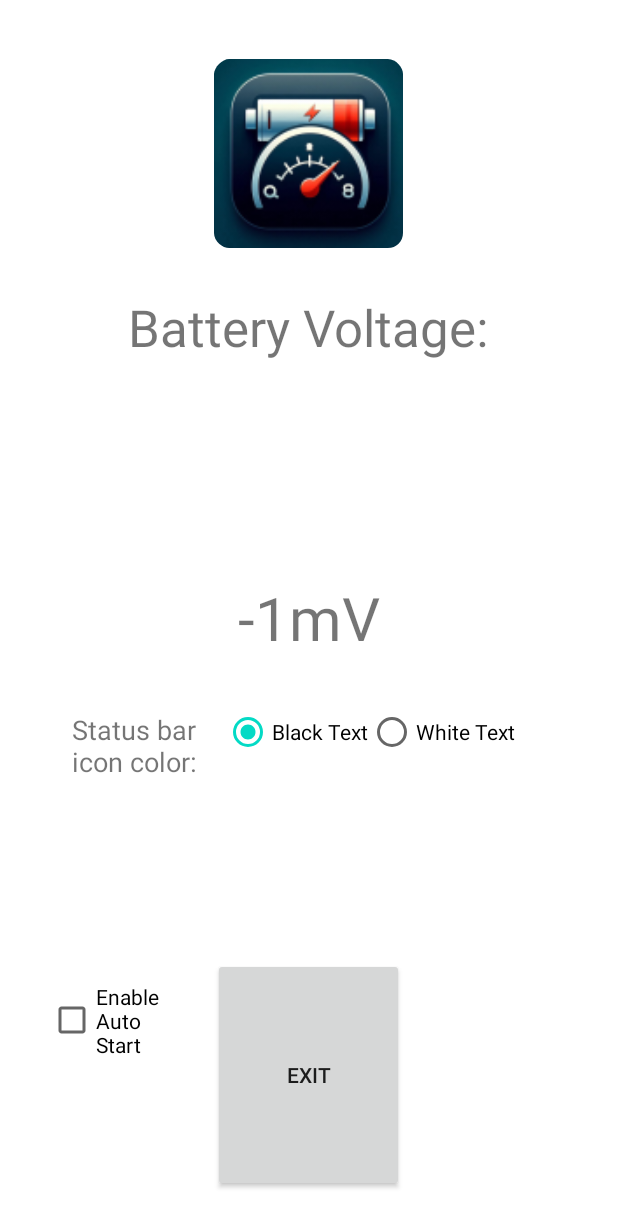
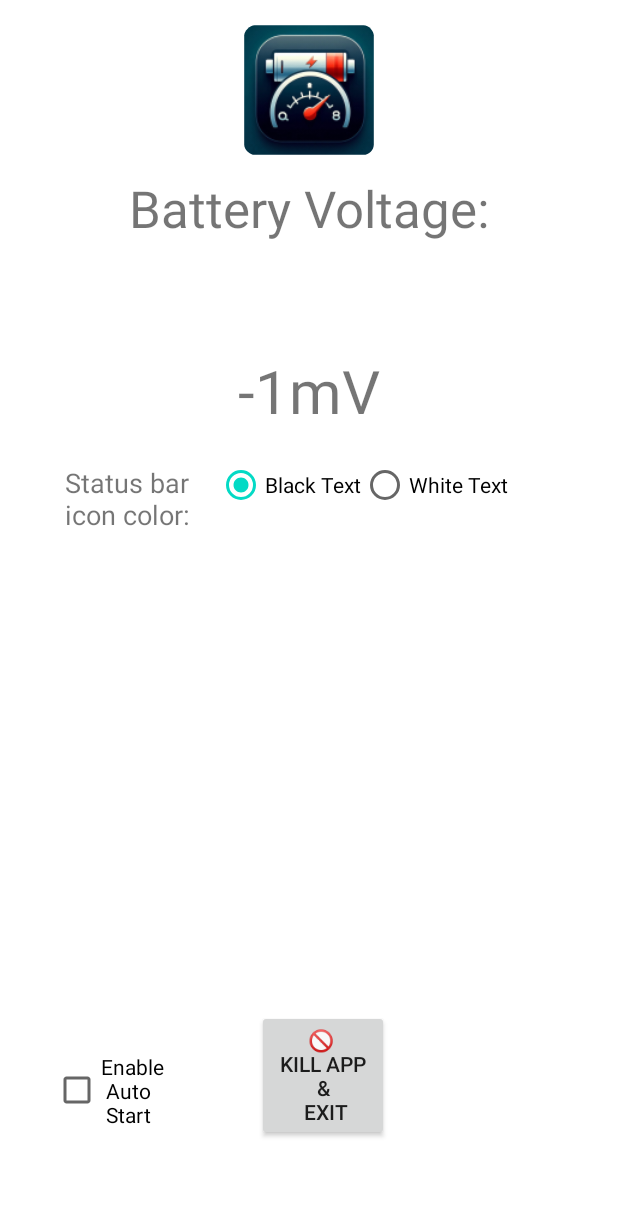
Before and after one commit to Eb43/bateryvoltagedisplay, an Android app: the screen it shows after launch (MainActivity), on a phone screen of 412 x 824 dp. Shown: the top 1227 px of the screen. Run offline under Robolectric (Android 15) with nearby library versions, the phone set to English and light mode, and no system bars.

Commit message:
Add files via upload

```diff
--- a/timenotification/app/src/main/java/com/example/timenotification/BitmapUtils.java
+++ b/timenotification/app/src/main/java/com/example/timenotification/BitmapUtils.java
@@ -12,7 +12,7 @@ public class BitmapUtils {
 
     public static Bitmap textToBitmap(String text, int textColor) {
         //int textColor = Color.BLACK;
-        int textSize = 130;
+        int textSize = 140;
         Paint paint = new Paint();
         paint.setTextSize(textSize);
         paint.setColor(textColor);
--- a/timenotification/app/src/main/java/com/example/timenotification/BootReceiver.java
+++ b/timenotification/app/src/main/java/com/example/timenotification/BootReceiver.java
@@ -5,6 +5,7 @@ import android.content.Context;
 import android.content.Intent;
 import android.content.SharedPreferences;
 import android.util.Log;
+import android.os.Build;
 
 public class BootReceiver extends BroadcastReceiver {
     private static final String TAG = "BootReceiver";
@@ -18,10 +19,15 @@ public class BootReceiver extends BroadcastReceiver {
             boolean isAutoStartEnabled = prefs.getBoolean(AUTO_START_KEY, false);
 
             if (isAutoStartEnabled) {
-                Log.d(TAG, "onReceive: Auto start enabled, starting MainActivity");
-                Intent mainActivityIntent = new Intent(context, MainActivity.class);
-                mainActivityIntent.addFlags(Intent.FLAG_ACTIVITY_NEW_TASK);
-                context.startActivity(mainActivityIntent);
+                Log.d(TAG, "onReceive: Auto start enabled, starting TimeNotificationService");
+                Intent serviceIntent = new Intent(context, TimeNotificationService.class);
+
+                // For devices running Android O (API level 26) or higher, use startForegroundService
+                if (Build.VERSION.SDK_INT >= Build.VERSION_CODES.O) {
+                    context.startForegroundService(serviceIntent);
+                } else {
+                    context.startService(serviceIntent);
+                }
             } else {
                 Log.d(TAG, "onReceive: Auto start not enabled");
             }
--- a/timenotification/app/src/main/java/com/example/timenotification/TimeNotificationService.java
+++ b/timenotification/app/src/main/java/com/example/timenotification/TimeNotificationService.java
@@ -69,7 +69,7 @@ public class TimeNotificationService extends Service {
             @Override
             public void run() {
                 updateNotification();
-                handler.postDelayed(this, 1000); // Update every second
+                handler.postDelayed(this, 5000); // Update every X seconds
             }
         };
         handler.post(runnable);
@@ -113,9 +113,11 @@ public class TimeNotificationService extends Service {
         int TEXT_COLOR = isRadioChosenBlack ? Color.BLACK : Color.WHITE;
 
 
+        RemoteViews notificationExpandedLayout = new RemoteViews(getPackageName(), R.layout.notification_expanded);
+        notificationExpandedLayout.setTextViewText(R.id.notification_text_expanded, "Battery Voltage: " + voltageText + " V");
 
         RemoteViews notificationLayout = new RemoteViews(getPackageName(), R.layout.notification);
-        notificationLayout.setTextViewText(R.id.notification_text, getCurrentBatteryVoltage() + " V");
+        notificationLayout.setTextViewText(R.id.notification_text, getCurrentBatteryVoltage() + " V ");
 
         Intent notificationIntent = new Intent(this, MainActivity.class);
         PendingIntent pendingIntent = PendingIntent.getActivity(this, 0, notificationIntent, PendingIntent.FLAG_UPDATE_CURRENT | PendingIntent.FLAG_IMMUTABLE);
@@ -129,6 +131,7 @@ public class TimeNotificationService extends Service {
                 .setSmallIcon(icon)
                 .setContentIntent(pendingIntent)
                 .setPriority(Notification.PRIORITY_LOW)
+                .setCustomBigContentView(notificationExpandedLayout)
                 .build();
 
         /*
--- a/timenotification/app/src/main/res/layout/activity_main.xml
+++ b/timenotification/app/src/main/res/layout/activity_main.xml
@@ -1,61 +1,70 @@
-<RelativeLayout xmlns:android="http://schemas.android.com/apk/res/android"
+<androidx.constraintlayout.widget.ConstraintLayout xmlns:android="http://schemas.android.com/apk/res/android"
+    xmlns:app="http://schemas.android.com/apk/res-auto"
     xmlns:tools="http://schemas.android.com/tools"
+    android:id="@+id/relativeLayout"
     android:layout_width="match_parent"
     android:layout_height="match_parent"
     android:layout_centerHorizontal="true"
     android:padding="16dp">
 
+
+    <!-- RadioGroup for Text Color Selection -->
+
+
     <ImageView
         android:id="@+id/appIcon"
-        android:layout_width="211dp"
-        android:layout_height="126dp"
-        android:layout_alignTop="@id/batvoltageTextView"
-        android:layout_alignParentTop="true"
-        android:layout_centerHorizontal="true"
-        android:layout_marginStart="131dp"
-        android:layout_marginTop="23dp"
-        android:layout_marginEnd="117dp"
-        android:src="@mipmap/ic_launcher" />
+        android:layout_width="wrap_content"
+        android:layout_height="wrap_content"
+        android:scaleX="1.2"
+        android:scaleY="1.2"
+        android:layout_marginTop="8sp"
+        android:src="@mipmap/ic_launcher"
+        app:layout_constraintLeft_toLeftOf="parent"
+        app:layout_constraintRight_toRightOf="parent"
+        app:layout_constraintTop_toTopOf="parent" />
 
     <TextView
         android:id="@+id/batvoltageTextView"
         android:layout_width="wrap_content"
         android:layout_height="wrap_content"
-        android:layout_above="@+id/voltageTextView"
-        android:layout_alignParentTop="true"
-        android:layout_centerHorizontal="true"
-        android:layout_marginTop="179dp"
-        android:layout_marginBottom="90dp"
+        android:layout_marginTop="20dp"
         android:text="Battery Voltage:"
         android:textAlignment="center"
-        android:textSize="34sp" />
+        android:textSize="34sp"
+        app:layout_constraintEnd_toEndOf="parent"
+        app:layout_constraintLeft_toLeftOf="parent"
+        app:layout_constraintRight_toRightOf="parent"
+        app:layout_constraintStart_toStartOf="parent"
+        app:layout_constraintTop_toBottomOf="@+id/appIcon"
+        app:layout_constraintVertical_bias="0.168" />
 
     <TextView
         android:id="@+id/voltageTextView"
         android:layout_width="wrap_content"
         android:layout_height="wrap_content"
-        android:layout_centerInParent="true"
+        android:layout_centerHorizontal="true"
+        android:layout_marginBottom="152dp"
         android:text=" -1mV "
         android:textAlignment="center"
-        android:textSize="40sp" />
-
-
-
-
-    <!-- RadioGroup for Text Color Selection -->
-
+        android:textSize="40sp"
+        app:layout_constraintBottom_toBottomOf="parent"
+        app:layout_constraintEnd_toEndOf="parent"
+        app:layout_constraintStart_toStartOf="parent"
+        app:layout_constraintTop_toBottomOf="@+id/batvoltageTextView"
+        app:layout_constraintVertical_bias="0.164" />
 
     <RadioGroup
         android:id="@+id/textColorRadioGroup"
         android:layout_width="344dp"
         android:layout_height="wrap_content"
-        android:layout_alignParentStart="true"
-        android:layout_alignParentTop="true"
-        android:layout_alignParentEnd="true"
         android:layout_marginStart="14dp"
-        android:layout_marginTop="456dp"
+        android:layout_marginTop="20dp"
         android:layout_marginEnd="37dp"
-        android:orientation="horizontal">
+        android:orientation="horizontal"
+        app:layout_constraintEnd_toEndOf="parent"
+        app:layout_constraintHorizontal_bias="0.328"
+        app:layout_constraintStart_toStartOf="parent"
+        app:layout_constraintTop_toBottomOf="@+id/voltageTextView">
 
         <TextView
             android:id="@+id/editTextText"
@@ -86,31 +95,40 @@
         android:id="@+id/autostartCheckBox"
         android:layout_width="wrap_content"
         android:layout_height="wrap_content"
-        android:layout_alignParentStart="true"
-        android:layout_alignParentTop="true"
-        android:layout_alignParentEnd="true"
-        android:layout_alignParentBottom="true"
         android:layout_marginStart="16dp"
-        android:layout_marginTop="620dp"
+        android:layout_marginTop="112dp"
         android:layout_marginEnd="272dp"
-        android:layout_marginBottom="83dp"
-        android:text="Enable Auto Start" />
+        android:layout_marginBottom="13sp"
+        android:autoSizeMaxTextSize="15sp"
+        android:autoSizeMinTextSize="5sp"
+        android:autoSizeTextType="uniform"
+        android:text="Enable \n Auto \n Start"
+        app:layout_constraintBottom_toBottomOf="parent"
+        app:layout_constraintEnd_toEndOf="parent"
+        app:layout_constraintHorizontal_bias="0.21"
+        app:layout_constraintStart_toStartOf="parent"
+        app:layout_constraintTop_toBottomOf="@+id/textColorRadioGroup"
+        app:layout_constraintVertical_bias="0.845"
+        />
 
     <Button
         android:id="@+id/exitButton"
-        android:layout_width="127dp"
-        android:layout_height="52dp"
-        android:layout_below="@+id/voltageTextView"
-        android:layout_alignParentBottom="true"
-        android:layout_centerHorizontal="true"
-        android:layout_marginStart="103dp"
+        android:layout_width="wrap_content"
+        android:layout_height="wrap_content"
         android:layout_marginTop="200dp"
-        android:layout_marginEnd="140dp"
-        android:layout_marginBottom="13dp"
+        android:layout_marginBottom="13sp"
+        android:autoSizeMaxTextSize="27sp"
+        android:autoSizeMinTextSize="8sp"
+        android:autoSizeTextType="uniform"
         android:layoutDirection="inherit"
-        android:text="Exit"
-        android:textAlignment="center" />
+        android:text="&#128683; \n Kill app \n &amp; \n Exit"
+        android:textAlignment="center"
+        app:layout_constraintBottom_toBottomOf="parent"
+        app:layout_constraintHorizontal_bias="0.532"
+        app:layout_constraintLeft_toLeftOf="parent"
+        app:layout_constraintRight_toRightOf="parent"
+        app:layout_constraintTop_toBottomOf="@+id/voltageTextView"
+        app:layout_constraintVertical_bias="0.845" />
 
 
-
-</RelativeLayout>
+</androidx.constraintlayout.widget.ConstraintLayout>
--- /dev/null
+++ b/timenotification/app/src/main/res/layout/notification_expanded.xml
@@ -0,0 +1,19 @@
+<?xml version="1.0" encoding="utf-8"?>
+<LinearLayout xmlns:android="http://schemas.android.com/apk/res/android"
+    android:layout_width="match_parent"
+    android:layout_height="wrap_content"
+    android:orientation="vertical"
+    android:padding="10dp"
+    android:background="@android:color/transparent">
+
+    <!-- Expanded notification layout with detailed voltage text -->
+    <TextView
+        android:id="@+id/notification_text_expanded"
+        android:layout_width="wrap_content"
+        android:layout_height="wrap_content"
+        android:text="Battery Voltage: 0.0 V"
+        android:textColor="@android:color/black"
+        android:textSize="18sp"
+        android:paddingTop="5dp"
+        android:paddingBottom="5dp" />
+</LinearLayout>
```
